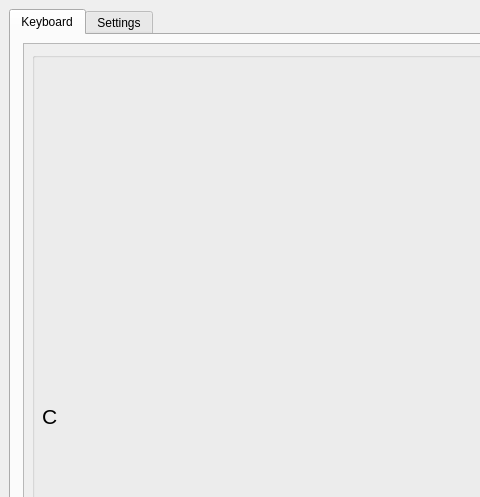
Before: the Qt Designer form src/keyboard/ui_main_window.ui in alexoransky/music, drawn with Qt 5; both pictures show x 0 to 480 and y 0 to 497 of the 1153 by 918 pixel window.
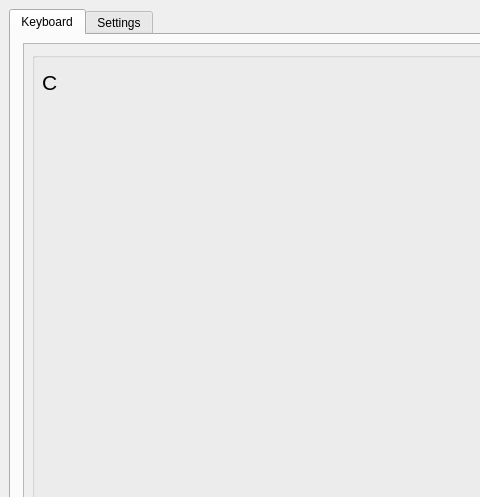
After: the same form once the commit is applied.

Commit message: Moved the notes label to the top of the window

The edit to the form file:
```diff
--- a/src/keyboard/ui_main_window.ui
+++ b/src/keyboard/ui_main_window.ui
@@ -77,7 +77,7 @@
            <property name="geometry">
             <rect>
              <x>10</x>
-             <y>344</y>
+             <y>10</y>
              <width>221</width>
              <height>41</height>
             </rect>
```
The commit also changes 1 other file.
